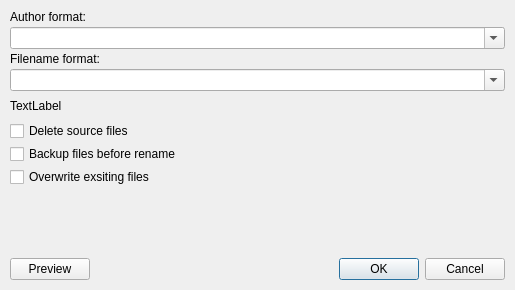
The window that src/designer/renamedialog.ui (dnkorpushov/libro2) describes before a commit, drawn with Qt 5.
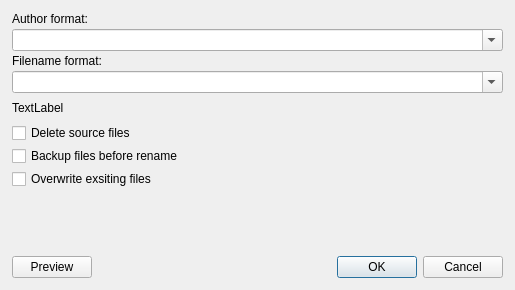
The same window after the commit.

What changed in the file:
```diff
--- a/src/designer/renamedialog.ui
+++ b/src/designer/renamedialog.ui
@@ -24,16 +24,16 @@
     <number>3</number>
    </property>
    <property name="leftMargin">
-    <number>10</number>
+    <number>12</number>
    </property>
    <property name="topMargin">
-    <number>10</number>
+    <number>12</number>
    </property>
    <property name="rightMargin">
-    <number>10</number>
+    <number>12</number>
    </property>
    <property name="bottomMargin">
-    <number>10</number>
+    <number>12</number>
    </property>
    <item>
     <layout class="QVBoxLayout" name="verticalLayout">
```
